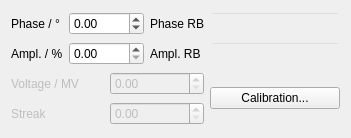
Before: the Qt Designer form esme/gui/ui/tds.ui in st-walker/esme, drawn with Qt 5.
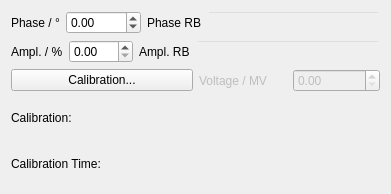
After: the same form once the commit is applied.

What changed in the file:
```diff
--- a/esme/gui/ui/tds.ui
+++ b/esme/gui/ui/tds.ui
@@ -2,16 +2,19 @@
 <ui version="4.0">
  <class>tds_control_panel</class>
  <widget class="QWidget" name="tds_control_panel">
+  <property name="enabled">
+   <bool>true</bool>
+  </property>
   <property name="geometry">
    <rect>
     <x>0</x>
     <y>0</y>
-    <width>351</width>
-    <height>138</height>
+    <width>391</width>
+    <height>194</height>
    </rect>
   </property>
   <property name="sizePolicy">
-   <sizepolicy hsizetype="Preferred" vsizetype="Minimum">
+   <sizepolicy hsizetype="Preferred" vsizetype="Preferred">
     <horstretch>0</horstretch>
     <verstretch>0</verstretch>
    </sizepolicy>
@@ -24,22 +27,26 @@
   </property>
   <property name="maximumSize">
    <size>
-    <width>351</width>
-    <height>138</height>
+    <width>16777215</width>
+    <height>16777215</height>
    </size>
   </property>
   <property name="windowTitle">
    <string>Form</string>
   </property>
   <layout class="QGridLayout" name="gridLayout">
-   <item row="0" column="0">
+   <item row="0" column="0" colspan="2">
+    <layout class="QHBoxLayout" name="horizontalLayout_8">
+     <item>
+      <layout class="QHBoxLayout" name="horizontalLayout_3">
+       <item>
     <widget class="QLabel" name="phase_label_2">
      <property name="text">
       <string>Phase / °</string>
      </property>
     </widget>
    </item>
-   <item row="0" column="1" colspan="2">
+       <item>
     <widget class="QDoubleSpinBox" name="tds_phase_spinbox">
      <property name="minimum">
       <double>-1080.000000000000000</double>
@@ -49,14 +56,18 @@
      </property>
     </widget>
    </item>
-   <item row="0" column="3">
+      </layout>
+     </item>
+     <item>
+      <layout class="QHBoxLayout" name="horizontalLayout_4">
+       <item>
     <widget class="QLabel" name="phase_rb_label">
      <property name="text">
       <string>Phase RB</string>
      </property>
     </widget>
    </item>
-   <item row="0" column="4">
+       <item>
     <widget class="QLineEdit" name="tds_phase_readback_line">
      <property name="styleSheet">
       <string notr="true">background-color: rgba(255, 255, 255, 0);</string>
@@ -72,28 +83,40 @@
      </property>
     </widget>
    </item>
-   <item row="1" column="0">
+      </layout>
+     </item>
+    </layout>
+   </item>
+   <item row="1" column="0" colspan="2">
+    <layout class="QHBoxLayout" name="horizontalLayout_9">
+     <item>
+      <layout class="QHBoxLayout" name="horizontalLayout_2">
+       <item>
     <widget class="QLabel" name="amplitude_label">
      <property name="text">
       <string>Ampl. / %</string>
      </property>
     </widget>
    </item>
-   <item row="1" column="1" colspan="2">
+       <item>
     <widget class="QDoubleSpinBox" name="tds_amplitude_spinbox">
      <property name="maximum">
       <double>100.000000000000000</double>
      </property>
     </widget>
    </item>
-   <item row="1" column="3">
+      </layout>
+     </item>
+     <item>
+      <layout class="QHBoxLayout" name="horizontalLayout_5">
+       <item>
     <widget class="QLabel" name="amplitude_rb_label">
      <property name="text">
       <string>Ampl. RB</string>
      </property>
     </widget>
    </item>
-   <item row="1" column="4">
+       <item>
     <widget class="QLineEdit" name="tds_amplitude_readback_line">
      <property name="styleSheet">
       <string notr="true">background-color: rgba(255, 255, 255, 0);</string>
@@ -106,7 +129,20 @@
      </property>
     </widget>
    </item>
-   <item row="2" column="0" colspan="2">
+      </layout>
+     </item>
+    </layout>
+   </item>
+   <item row="2" column="0">
+    <widget class="QPushButton" name="tds_calibration_pushbutton">
+     <property name="text">
+      <string>Calibration...</string>
+     </property>
+    </widget>
+   </item>
+   <item row="2" column="1">
+    <layout class="QHBoxLayout" name="horizontalLayout">
+     <item>
     <widget class="QLabel" name="voltage_label">
      <property name="enabled">
       <bool>false</bool>
@@ -116,36 +152,36 @@
      </property>
     </widget>
    </item>
-   <item row="2" column="2" colspan="2">
+     <item>
     <widget class="QDoubleSpinBox" name="tds_voltage_spinbox">
      <property name="enabled">
       <bool>false</bool>
      </property>
     </widget>
    </item>
-   <item row="2" column="4" rowspan="2">
-    <widget class="QPushButton" name="tds_calibration_pushbutton">
+    </layout>
+   </item>
+   <item row="3" column="0" colspan="2">
+    <layout class="QHBoxLayout" name="horizontalLayout_6">
+     <item>
+      <widget class="QLabel" name="calibration_label">
      <property name="text">
-      <string>Calibration...</string>
+        <string>Calibration:</string>
      </property>
     </widget>
    </item>
-   <item row="3" column="0">
-    <widget class="QLabel" name="streak">
-     <property name="enabled">
-      <bool>false</bool>
-     </property>
+    </layout>
+   </item>
+   <item row="4" column="0" colspan="2">
+    <layout class="QHBoxLayout" name="horizontalLayout_7">
+     <item>
+      <widget class="QLabel" name="last_calibrated_label">
      <property name="text">
-      <string>Streak</string>
+        <string>Calibration Time:</string>
      </property>
     </widget>
    </item>
-   <item row="3" column="2" colspan="2">
-    <widget class="QDoubleSpinBox" name="streak_spinbox">
-     <property name="enabled">
-      <bool>false</bool>
-     </property>
-    </widget>
+    </layout>
    </item>
   </layout>
  </widget>
```
Left out of the diff: 4 changed lines with no effect on the pictures. Lines whose indentation alone changed are shown as unchanged.
